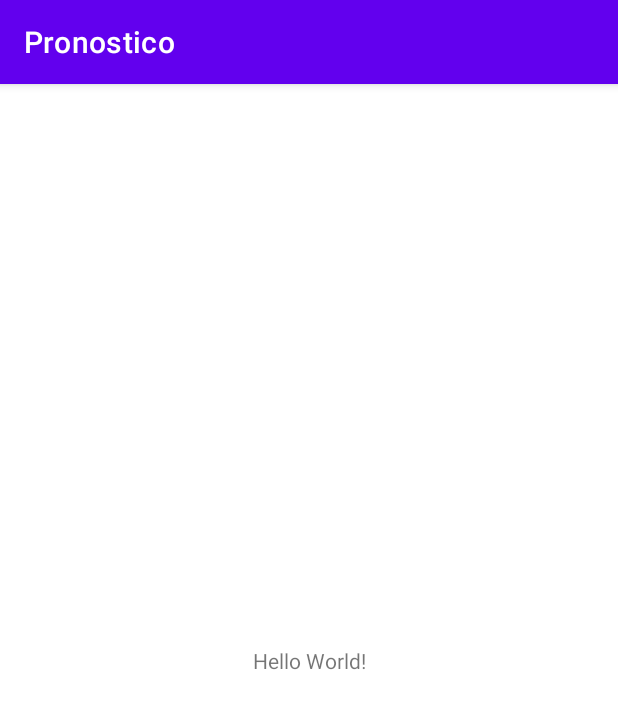
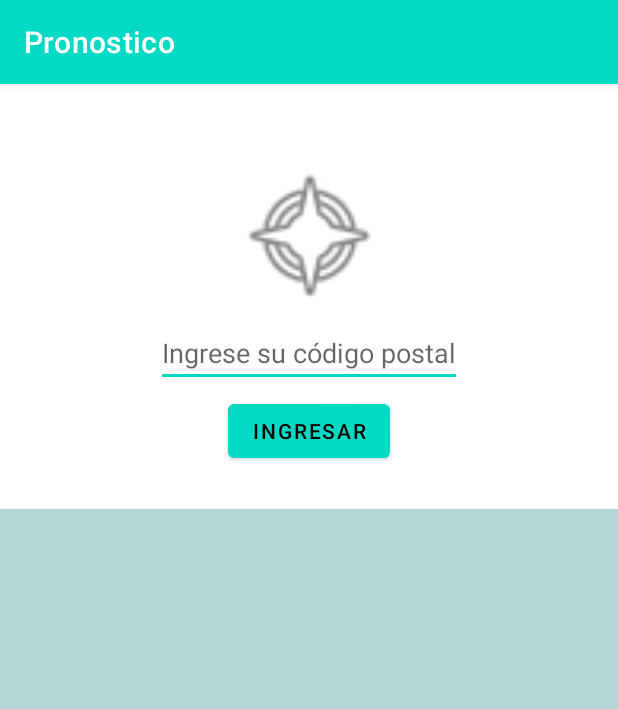
Before and after one commit to Juan-Mozo/PronosticoHoy, an Android app: the screen it shows after launch (MainActivity), on a phone screen of 412 x 824 dp. Shown: the top 709 px of the screen. Run offline under Robolectric (Android 15) with nearby library versions, the phone set to English and light mode, and no system bars.

Commit message:
ReciclerView

```diff
--- a/app/src/main/java/com/juanimozo/pronostico/MainActivity.kt
+++ b/app/src/main/java/com/juanimozo/pronostico/MainActivity.kt
@@ -2,10 +2,39 @@ package com.juanimozo.pronostico
 
 import androidx.appcompat.app.AppCompatActivity
 import android.os.Bundle
+import android.widget.Button
+import android.widget.EditText
+import android.widget.Toast
+import androidx.lifecycle.Observer
 
 class MainActivity : AppCompatActivity() {
+
+    private val pronosticoRepositorio = PronosticoRepositorio()
+
     override fun onCreate(savedInstanceState: Bundle?) {
         super.onCreate(savedInstanceState)
         setContentView(R.layout.activity_main)
+
+        val codigoPostalEditText: EditText = findViewById(R.id.codigoPostalEditText)
+        val enviarButton: Button = findViewById(R.id.enviarButton)
+
+        enviarButton.setOnClickListener {
+            val codigoPostal: String = codigoPostalEditText.text.toString()
+            // Chequear si el código postal tiene los caracteres necesarios
+            if (codigoPostal.length != 4) {
+                Toast.makeText(this, R.string.mensajeErrorCP, Toast.LENGTH_SHORT).show()
+            } else {
+                pronosticoRepositorio.cargarPronostico(codigoPostal)
+            }
+        }
+
+        // Observador
+        val pronosticoSemanalObserver = Observer<List<PronosticoDiario>> { itemsPronostico ->
+            // actualiza el adaptador de la lista
+            Toast.makeText(this, "Items Cargador", Toast.LENGTH_SHORT).show()
+        }
+
+        pronosticoRepositorio.pronosticoSemanal.observe(this, pronosticoSemanalObserver)
+
     }
 }
--- /dev/null
+++ b/app/src/main/java/com/juanimozo/pronostico/PronosticoDiario.kt
@@ -0,0 +1,6 @@
+package com.juanimozo.pronostico
+
+data class PronosticoDiario(
+        val temperatura: Float,
+        val descripcion: String
+)
--- /dev/null
+++ b/app/src/main/java/com/juanimozo/pronostico/PronosticoRepositorio.kt
@@ -0,0 +1,24 @@
+package com.juanimozo.pronostico
+
+import androidx.lifecycle.LiveData
+import androidx.lifecycle.MutableLiveData
+import kotlin.random.Random
+
+class PronosticoRepositorio {
+
+    // Actualiza la data y crea una lista de 7 días de pronóstico
+    private val _pronosticoSemanal = MutableLiveData<List<PronosticoDiario>>()
+
+    // Permite que la activity lea los cambios pero no puede modificar la data al ser Live data y no MutablLiveData
+    val pronosticoSemanal: LiveData<List<PronosticoDiario>> = _pronosticoSemanal
+
+    // Crea una lista de 7 valores random para simular el pronostico
+    fun cargarPronostico(codigoPostal: String) {
+        val valoresRandom = List(7) { Random.nextFloat().rem(30) * 30 }
+        val itemsPronostico = valoresRandom.map { temp ->
+            PronosticoDiario(temp, "Soleado")
+        }
+        // Envia el valor al MutableLiveData
+        _pronosticoSemanal.setValue(itemsPronostico)
+    }
+}
--- a/app/src/main/res/layout/activity_main.xml
+++ b/app/src/main/res/layout/activity_main.xml
@@ -1,18 +1,52 @@
 <?xml version="1.0" encoding="utf-8"?>
-<androidx.constraintlayout.widget.ConstraintLayout xmlns:android="http://schemas.android.com/apk/res/android"
-    xmlns:app="http://schemas.android.com/apk/res-auto"
+<androidx.constraintlayout.widget.ConstraintLayout xmlns:app="http://schemas.android.com/apk/res-auto"
     xmlns:tools="http://schemas.android.com/tools"
+    xmlns:android="http://schemas.android.com/apk/res/android"
     android:layout_width="match_parent"
     android:layout_height="match_parent"
     tools:context=".MainActivity">
 
-    <TextView
+    <ImageView
+        android:id="@+id/icono"
+        android:layout_width="121dp"
+        android:layout_height="101dp"
+        android:layout_gravity="center"
+        android:layout_marginBottom="5dp"
+        app:layout_constraintBottom_toTopOf="@+id/codigoPostalEditText"
+        app:layout_constraintEnd_toEndOf="@+id/codigoPostalEditText"
+        app:layout_constraintHorizontal_bias="0.509"
+        app:layout_constraintStart_toStartOf="@+id/codigoPostalEditText"
+        app:srcCompat="@android:drawable/ic_menu_compass" />
+
+    <Button
+        android:id="@+id/enviarButton"
         android:layout_width="wrap_content"
         android:layout_height="wrap_content"
-        android:text="Hello World!"
+        android:layout_marginTop="5dp"
+        android:text="@string/enviarBoton"
+        app:layout_constraintEnd_toEndOf="@+id/codigoPostalEditText"
+        app:layout_constraintStart_toStartOf="@+id/codigoPostalEditText"
+        app:layout_constraintTop_toBottomOf="@+id/codigoPostalEditText" />
+
+    <EditText
+        android:id="@+id/codigoPostalEditText"
+        android:layout_width="wrap_content"
+        android:layout_height="wrap_content"
+        android:hint="@string/codigoPostalTextView"
         app:layout_constraintBottom_toBottomOf="parent"
-        app:layout_constraintLeft_toLeftOf="parent"
-        app:layout_constraintRight_toRightOf="parent"
-        app:layout_constraintTop_toTopOf="parent" />
+        app:layout_constraintEnd_toEndOf="parent"
+        app:layout_constraintStart_toStartOf="parent"
+        app:layout_constraintTop_toTopOf="parent"
+        app:layout_constraintVertical_bias="0.217" />
+
+    <androidx.recyclerview.widget.RecyclerView
+        android:layout_width="match_parent"
+        android:layout_height="0dp"
+        android:layout_marginTop="28dp"
+        android:background="@color/celestePastel"
+        app:layout_constraintBottom_toBottomOf="parent"
+        app:layout_constraintEnd_toEndOf="parent"
+        app:layout_constraintStart_toStartOf="parent"
+        app:layout_constraintTop_toBottomOf="@+id/enviarButton" />
 
 </androidx.constraintlayout.widget.ConstraintLayout>
--- a/app/src/main/res/values/colors.xml
+++ b/app/src/main/res/values/colors.xml
@@ -7,4 +7,6 @@
     <color name="teal_700">#FF018786</color>
     <color name="black">#FF000000</color>
     <color name="white">#FFFFFFFF</color>
+    <color name="prussian">#2F495E</color>
+    <color name="celestePastel">#B3D8D5</color>
 </resources>
--- /dev/null
+++ b/app/src/main/res/values/dimens.xml
@@ -0,0 +1,4 @@
+<?xml version="1.0" encoding="utf-8"?>
+<resources>
+    <dimen name="altura_titulo">18sp</dimen>
+</resources>
--- a/app/src/main/res/values/strings.xml
+++ b/app/src/main/res/values/strings.xml
@@ -1,3 +1,9 @@
 <resources>
+    <!--General-->
     <string name="app_name">Pronostico</string>
+    <!--Activity_main.xml-->
+    <string name="codigoPostalTextView">Ingrese su código postal</string>
+    <string name="enviarBoton">Ingresar</string>
+    <!--MainActivity.kt-->
+    <string name="mensajeErrorCP">Ingrese un código postal válido</string>
 </resources>
--- a/app/src/main/res/values/themes.xml
+++ b/app/src/main/res/values/themes.xml
@@ -2,9 +2,9 @@
     <!-- Base application theme. -->
     <style name="Theme.Pronostico" parent="Theme.MaterialComponents.DayNight.DarkActionBar">
         <!-- Primary brand color. -->
-        <item name="colorPrimary">@color/purple_500</item>
-        <item name="colorPrimaryVariant">@color/purple_700</item>
-        <item name="colorOnPrimary">@color/white</item>
+        <item name="colorPrimary">@color/teal_200</item>
+        <item name="colorPrimaryVariant">@color/teal_700</item>
+        <item name="colorOnPrimary">@color/black</item>
         <!-- Secondary brand color. -->
         <item name="colorSecondary">@color/teal_200</item>
         <item name="colorSecondaryVariant">@color/teal_700</item>
```
